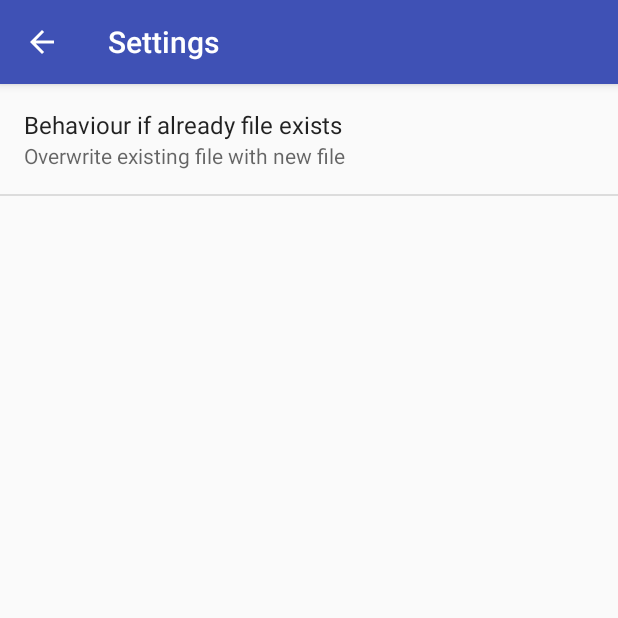
After one commit to ScreamingHawk/phone-saver, an Android app: the SettingsActivity screen opened directly, with no data from a screen before it, on a phone screen of 412 x 824 dp, the top half of it. The commit adds this screen. Run offline under Robolectric (Android 15) with nearby library versions, the phone set to English and light mode, and no system bars.

Commit message:
#33 Add settings for selecting behaviour when file exists

```diff
--- a/app/build.gradle
+++ b/app/build.gradle
@@ -24,7 +24,6 @@ android {
 		disable 'MissingTranslation'
 	}
 }
-
 dependencies {
 	compile fileTree(dir: 'libs', include: ['*.jar'])
 	compile "org.jetbrains.kotlin:kotlin-stdlib-jre7:$kotlin_version"
@@ -33,4 +32,5 @@ dependencies {
 	compile 'com.android.support:design:25.4.0'
 	compile 'com.android.support:support-vector-drawable:25.4.0'
 	compile 'com.google.code.gson:gson:2.8.0'
+	compile 'com.android.support:support-v4:25.3.1'
 }
--- /dev/null
+++ b/app/src/main/java/link/standen/michael/phonesaver/activity/AppCompatPreferenceActivity.kt
@@ -0,0 +1,91 @@
+package link.standen.michael.phonesaver.activity
+
+import android.content.res.Configuration
+import android.os.Bundle
+import android.preference.PreferenceActivity
+import android.support.annotation.LayoutRes
+import android.support.v7.app.ActionBar
+import android.support.v7.app.AppCompatDelegate
+import android.view.MenuInflater
+import android.view.View
+import android.view.ViewGroup
+
+/**
+ * A [android.preference.PreferenceActivity] which implements and proxies the necessary calls
+ * to be used with AppCompat.
+ */
+abstract class AppCompatPreferenceActivity : PreferenceActivity() {
+
+    private var mDelegate: AppCompatDelegate? = null
+
+    override fun onCreate(savedInstanceState: Bundle?) {
+        delegate.installViewFactory()
+        delegate.onCreate(savedInstanceState)
+        super.onCreate(savedInstanceState)
+    }
+
+    override fun onPostCreate(savedInstanceState: Bundle?) {
+        super.onPostCreate(savedInstanceState)
+        delegate.onPostCreate(savedInstanceState)
+    }
+
+    val supportActionBar: ActionBar?
+        get() = delegate.supportActionBar
+
+    override fun getMenuInflater(): MenuInflater {
+        return delegate.menuInflater
+    }
+
+    override fun setContentView(@LayoutRes layoutResID: Int) {
+        delegate.setContentView(layoutResID)
+    }
+
+    override fun setContentView(view: View) {
+        delegate.setContentView(view)
+    }
+
+    override fun setContentView(view: View, params: ViewGroup.LayoutParams) {
+        delegate.setContentView(view, params)
+    }
+
+    override fun addContentView(view: View, params: ViewGroup.LayoutParams) {
+        delegate.addContentView(view, params)
+    }
+
+    override fun onPostResume() {
+        super.onPostResume()
+        delegate.onPostResume()
+    }
+
+    override fun onTitleChanged(title: CharSequence, color: Int) {
+        super.onTitleChanged(title, color)
+        delegate.setTitle(title)
+    }
+
+    override fun onConfigurationChanged(newConfig: Configuration) {
+        super.onConfigurationChanged(newConfig)
+        delegate.onConfigurationChanged(newConfig)
+    }
+
+    override fun onStop() {
+        super.onStop()
+        delegate.onStop()
+    }
+
+    override fun onDestroy() {
+        super.onDestroy()
+        delegate.onDestroy()
+    }
+
+    override fun invalidateOptionsMenu() {
+        delegate.invalidateOptionsMenu()
+    }
+
+    private val delegate: AppCompatDelegate
+        get() {
+            if (mDelegate == null) {
+                mDelegate = AppCompatDelegate.create(this, null)
+            }
+            return mDelegate!!
+        }
+}
--- /dev/null
+++ b/app/src/main/java/link/standen/michael/phonesaver/activity/SettingsActivity.kt
@@ -0,0 +1,86 @@
+package link.standen.michael.phonesaver.activity
+
+import android.annotation.TargetApi
+import android.content.res.Configuration
+import android.os.Build
+import android.os.Bundle
+import android.preference.ListPreference
+import android.preference.Preference
+import android.preference.PreferenceActivity
+import android.preference.PreferenceFragment
+import android.view.MenuItem
+import link.standen.michael.phonesaver.R
+
+/**
+ * A [PreferenceActivity] that presents a set of application settings. On
+ * handset devices, settings are presented as a single list. On tablets,
+ * settings are split by category, with category headers shown to the left of
+ * the list of settings.
+ *
+ * See [Android Design: Settings](http://developer.android.com/design/patterns/settings.html) for design
+ * guidelines and the [Settings API Guide](http://developer.android.com/guide/topics/ui/settings.html)
+ * for more information on developing a Settings UI.
+ */
+class SettingsActivity : AppCompatPreferenceActivity() {
+
+	override fun onCreate(savedInstanceState: Bundle?) {
+		super.onCreate(savedInstanceState)
+		supportActionBar?.setDisplayHomeAsUpEnabled(true)
+		fragmentManager.beginTransaction().replace(android.R.id.content, PhoneSaverPreferenceFragment()).commit()
+	}
+
+	/**
+	 * {@inheritDoc}
+	 */
+	override fun onIsMultiPane(): Boolean {
+		return resources.configuration.screenLayout and
+				Configuration.SCREENLAYOUT_SIZE_MASK >= Configuration.SCREENLAYOUT_SIZE_XLARGE
+	}
+
+	/**
+	 * This method stops fragment injection in malicious applications.
+	 * Make sure to deny any unknown fragments here.
+	 */
+	override fun isValidFragment(fragmentName: String): Boolean {
+		return PreferenceFragment::class.java.name == fragmentName ||
+				PhoneSaverPreferenceFragment::class.java.name == fragmentName
+	}
+
+	@TargetApi(Build.VERSION_CODES.HONEYCOMB)
+	class PhoneSaverPreferenceFragment : PreferenceFragment() {
+		override fun onCreate(savedInstanceState: Bundle?) {
+			super.onCreate(savedInstanceState)
+			addPreferencesFromResource(R.xml.preferences)
+			setHasOptionsMenu(true)
+
+			// Bind the summaries of file exists preferences to their value summary.
+			val fileExistsPref = findPreference("file_exists")
+			fileExistsPref.onPreferenceChangeListener = Preference.OnPreferenceChangeListener { preference, newValue ->
+				updateListPreferenceSummary(R.array.pref_list_description_file_exists, preference, newValue.toString())
+			}
+			updateListPreferenceSummary(R.array.pref_list_description_file_exists, fileExistsPref)
+		}
+
+		override fun onOptionsItemSelected(item: MenuItem): Boolean {
+			val id = item.itemId
+			if (id == android.R.id.home) {
+				activity.onBackPressed()
+				return true
+			}
+			return super.onOptionsItemSelected(item)
+		}
+
+		fun updateListPreferenceSummary(descriptionArray: Int, preference: Preference, newValue: String? = null): Boolean {
+			with (preference as ListPreference) {
+				val index = findIndexOfValue(newValue?: value.toString())
+				// Set the summary to reflect the new value.
+				if (index >= 0) {
+					summary = context.resources.getStringArray(descriptionArray)[index]
+				} else {
+					summary = null
+				}
+			}
+			return true
+		}
+	}
+}
--- a/app/src/main/res/values/strings.xml
+++ b/app/src/main/res/values/strings.xml
@@ -29,6 +29,7 @@
 	<string name="toast_save_failed">Save failed</string>
 	<string name="toast_save_init_error">Error loading save locations</string>
 	<string name="toast_save_init_no_locations">Please open the app to add save locations</string>
+	<string name="toast_save_file_exists">Not saving as file already exists</string>
 	<string name="downloader_description">Saving %1$s</string>
 
 	<!-- Debug / Error -->
@@ -58,4 +59,28 @@
 		<a href="https://michael.standen.link">&author;</a>.
 	</string>
 
+	<!-- Settings -->
+	<string name="title_activity_settings">Settings</string>
+
+	<string name="pref_title_file_exists">Behaviour if already file exists</string>
+	<array name="pref_list_title_file_exists">
+		<item>Overwrite existing</item>
+		<item>Do not save</item>
+		<item>Append number to name</item>
+		<!--<item>Request new name</item>-->
+	</array>
+	<array name="pref_list_description_file_exists">
+		<item>Overwrite existing file with new file</item>
+		<item>Do not save the new file</item>
+		<item>Append number to file name so both files are saved</item>
+		<!--<item>Request new file name with a pop up</item>-->
+	</array>
+
+	<string name="pref_default_value_file_exists">Overwrite</string>
+	<array name="pref_list_values_file_exists">
+		<item>Overwrite</item>
+		<item>Nothing</item>
+		<item>Postfix</item>
+		<!--<item>Request</item>-->
+	</array>
 </resources>
--- /dev/null
+++ b/app/src/main/res/xml/preferences.xml
@@ -0,0 +1,15 @@
+<PreferenceScreen xmlns:android="http://schemas.android.com/apk/res/android">
+
+	<!-- NOTE: Hide buttons to simplify the UI. Users can touch outside the dialog to
+         dismiss it. -->
+	<!-- NOTE: ListPreference's summary should be set to its value by the activity code. -->
+	<ListPreference
+		android:defaultValue="@string/pref_default_value_file_exists"
+		android:entries="@array/pref_list_title_file_exists"
+		android:entryValues="@array/pref_list_values_file_exists"
+		android:key="file_exists"
+		android:negativeButtonText="@null"
+		android:positiveButtonText="@null"
+		android:title="@string/pref_title_file_exists" />
+
+</PreferenceScreen>
```
Also changed, not shown: app/src/main/AndroidManifest.xml (+12 -2 lines), app/src/main/java/link/standen/michael/phonesaver/activity/FolderListActivity.kt (+13 -7 lines), app/src/main/java/link/standen/michael/phonesaver/activity/SaverActivity.kt (+80 -15 lines), app/src/main/res/menu/folder_list_menu.xml (+6 -1 lines).
